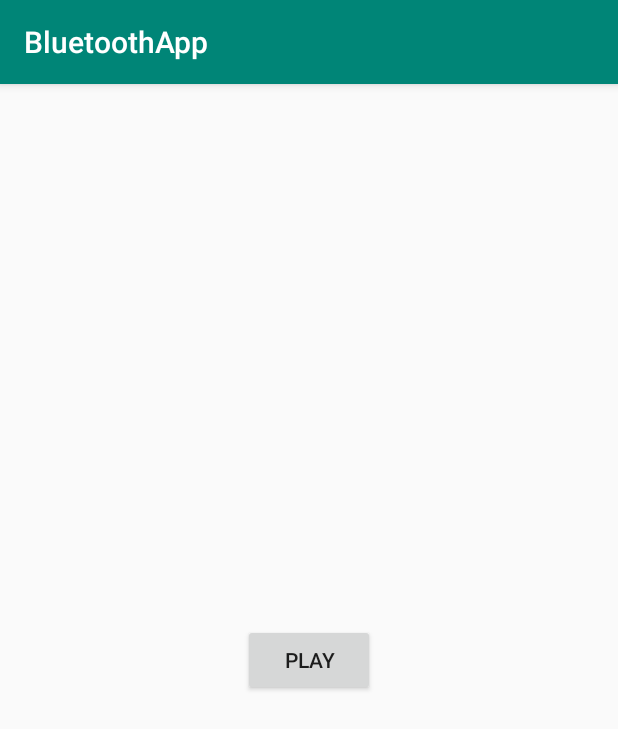
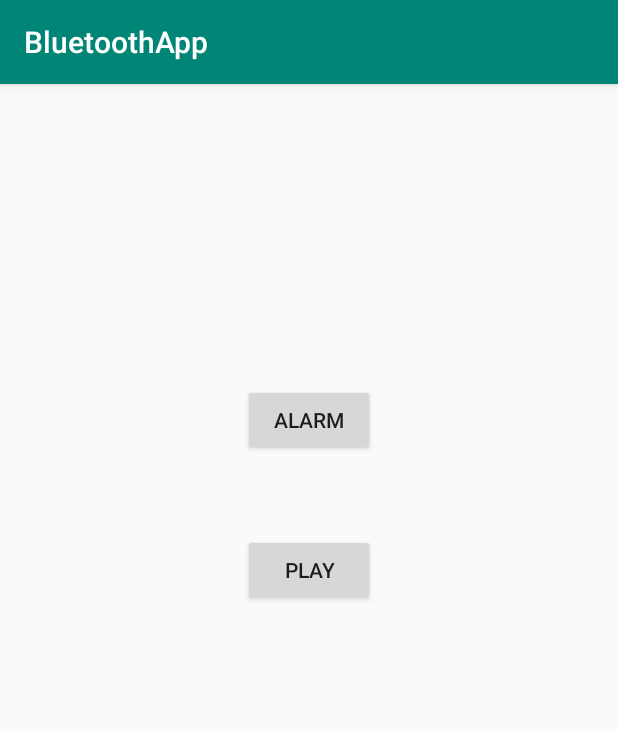
Before and after one commit to DIT112-V19/group-01, an Android app: the screen it shows after launch (optionsPage), on a phone screen of 412 x 824 dp. Shown: the top 729 px of the screen. Run offline under Robolectric (Android 15) with nearby library versions, the phone set to English and light mode, and no system bars.

Commit message:
created setting the alarm button

```diff
--- a/BtSendData/app/src/main/AndroidManifest.xml
+++ b/BtSendData/app/src/main/AndroidManifest.xml
@@ -15,6 +15,7 @@
         android:label="BluetoothApp"
         android:supportsRtl="true"
         android:theme="@style/AppTheme">
+        <activity android:name=".alarmPage"></activity>
         <activity android:name=".optionsPage">
             <intent-filter>
                 <action android:name="android.intent.action.MAIN" />
@@ -22,8 +23,7 @@
                 <category android:name="android.intent.category.LAUNCHER" />
             </intent-filter>
         </activity>
-        <activity android:name=".MainActivity">
-        </activity>
+        <activity android:name=".MainActivity"></activity>
     </application>
 
 </manifest>
--- a/BtSendData/app/src/main/java/com/example/myapplication/optionsPage.java
+++ b/BtSendData/app/src/main/java/com/example/myapplication/optionsPage.java
@@ -8,17 +8,27 @@ import android.widget.Button;
 
 public class optionsPage extends AppCompatActivity {
 
+    public Button alarm;
     public Button play;
 
 
     public void initialize(){
         play = (Button) findViewById(R.id.play);
+        alarm = (Button) findViewById(R.id.alarm);
 
         play.setOnClickListener(new View.OnClickListener() {
             @Override
             public void onClick(View v) {
 
                 Intent intent = new Intent(optionsPage.this,MainActivity.class);
+                startActivity(intent);
+            }
+        });
+        alarm.setOnClickListener(new View.OnClickListener() {
+            @Override
+            public void onClick(View v) {
+
+                Intent intent = new Intent(optionsPage.this,alarmPage.class);
                 startActivity(intent);
             }
         });
--- a/BtSendData/app/src/main/res/layout/activity_options_page.xml
+++ b/BtSendData/app/src/main/res/layout/activity_options_page.xml
@@ -11,8 +11,16 @@
         android:layout_width="wrap_content"
         android:layout_height="wrap_content"
         android:text="play"
-       android:layout_marginTop="100dp"
-        android:layout_centerInParent="true"
+       android:layout_marginTop="300dp"
+       android:layout_centerHorizontal="true"
         />
 
+    <Button
+        android:id="@+id/alarm"
+        android:layout_width="wrap_content"
+        android:layout_height="wrap_content"
+android:layout_centerHorizontal="true"
+        android:layout_marginTop="200dp"
+        android:text="Alarm" />
+
 </RelativeLayout>
```
Also changed, not shown: BtSendData/app/src/main/java/com/example/myapplication/alarmPage.java (added, +13 -0 lines), BtSendData/app/src/main/res/layout/activity_alarm_page.xml (added, +16 -0 lines).
